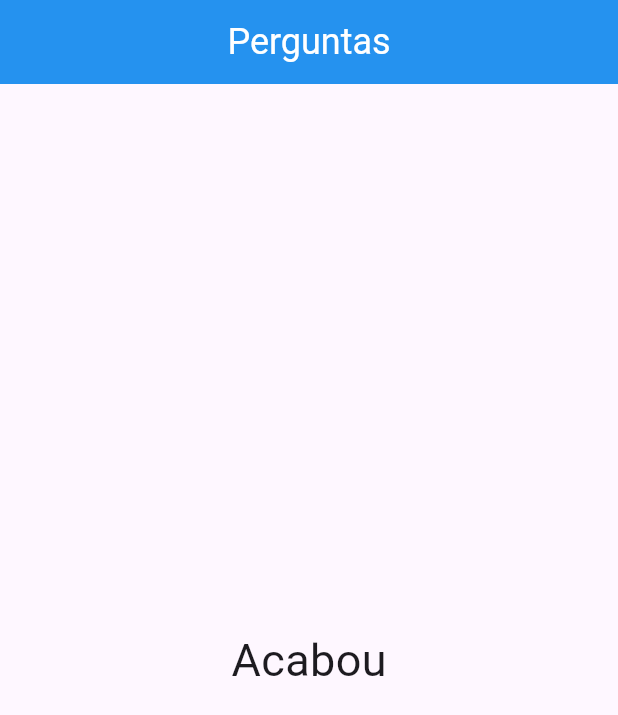
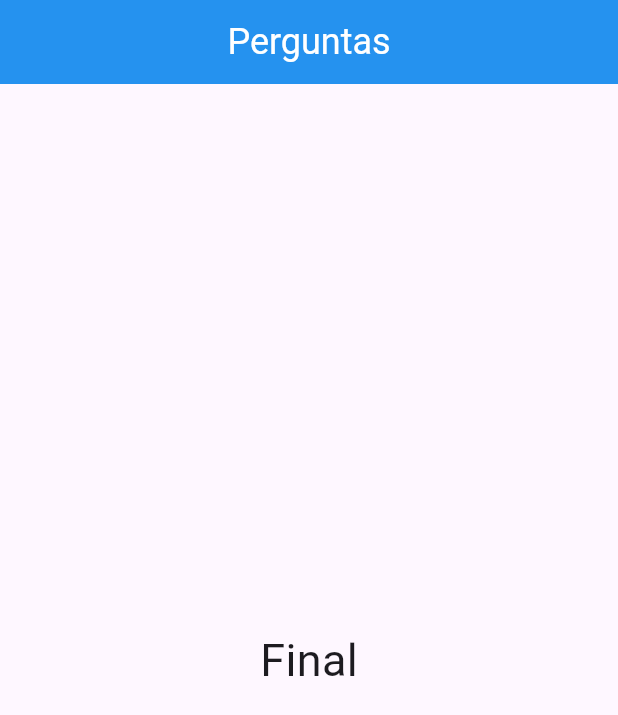
Before and after one commit to lukkspereiraa/perguntas, a Flutter app: the screen it shows after launch, after a tap on "Preto", after a tap on "Tamandua", after a tap on "Naruto", on a phone screen of 412 x 824 dp. Shown: the top 715 px of the screen. Run offline on Flutter 3.47's test engine with Material 3 defaults, Android fonts, the phone set to English and light mode, and no system bars.

Commit message:
fracinado a arvori do main

```diff
--- a/lib/main.dart
+++ b/lib/main.dart
@@ -1,6 +1,7 @@
 import 'package:flutter/material.dart';
 import 'package:perguntas/questao.dart';
 import 'package:perguntas/responder.dart';
+import 'package:perguntas/resultado.dart';
 
 void main() => runApp(const PerguntaApp());
 
@@ -67,13 +68,7 @@ class _PerguntaAppState extends State<PerguntaApp> {
                     ...widgetRespostas,
                   ],
                 )
-            : Center(
-                child: Text(
-                  "Acabou",
-                  style: TextStyle(fontSize: 30),
-                ),
-              ),
-      ),
+              : Resultado("Final")),
     );
   }
 }
--- /dev/null
+++ b/lib/resultado.dart
@@ -0,0 +1,16 @@
+import 'package:flutter/material.dart';
+
+class Resultado extends StatelessWidget {
+  final String texto;
+  const Resultado(this.texto, {super.key});
+
+  @override
+  Widget build(BuildContext context) {
+    return Center(
+      child: Text(
+        texto,
+        style: TextStyle(fontSize: 30),
+      ),
+    );
+  }
+}
```
Lines whose indentation alone changed are shown as unchanged.
